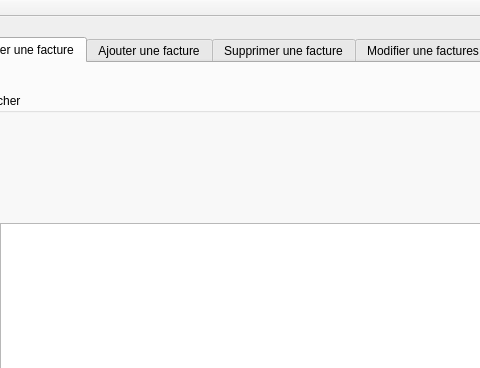
Qt form mainwindow.ui (Doniasarsar/Projet_CPP) before a commit; both pictures show x 242 to 722 and y 0 to 368 of the 810 by 595 pixel window.
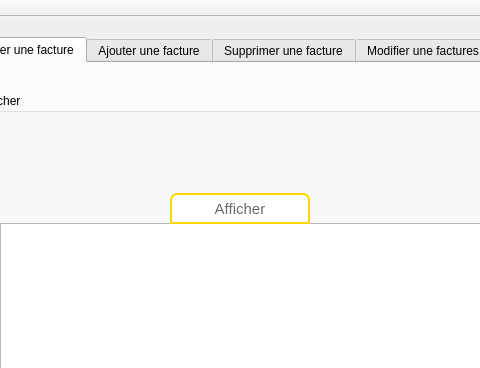
The same form after that commit.

What changed in the file:
```diff
--- a/mainwindow.ui
+++ b/mainwindow.ui
@@ -64,6 +64,39 @@
         <bool>false</bool>
        </property>
       </widget>
+      <widget class="QPushButton" name="pushButton">
+       <property name="geometry">
+        <rect>
+         <x>190</x>
+         <y>100</y>
+         <width>140</width>
+         <height>31</height>
+        </rect>
+       </property>
+       <property name="styleSheet">
+        <string notr="true">QPushButton {
+background: #FFFFFF;
+border: 2px solid #FFD700;
+border-bottom-color: #FFD700; /* same as the pane color */
+border-top-left-radius: 7px;
+border-top-right-radius: 7px;
+min-width: 120px;
+padding: 8px;
+color: #696969;
+font-size:15px;
+font-family:Arial, Helvetica, sans-serif;
+}
+QPushButton:hover {
+color:#fff;
+background:#FFD700;
+border: none;
+}
+</string>
+       </property>
+       <property name="text">
+        <string>Afficher</string>
+       </property>
+      </widget>
      </widget>
     </widget>
     <widget class="QWidget" name="tab">
```
